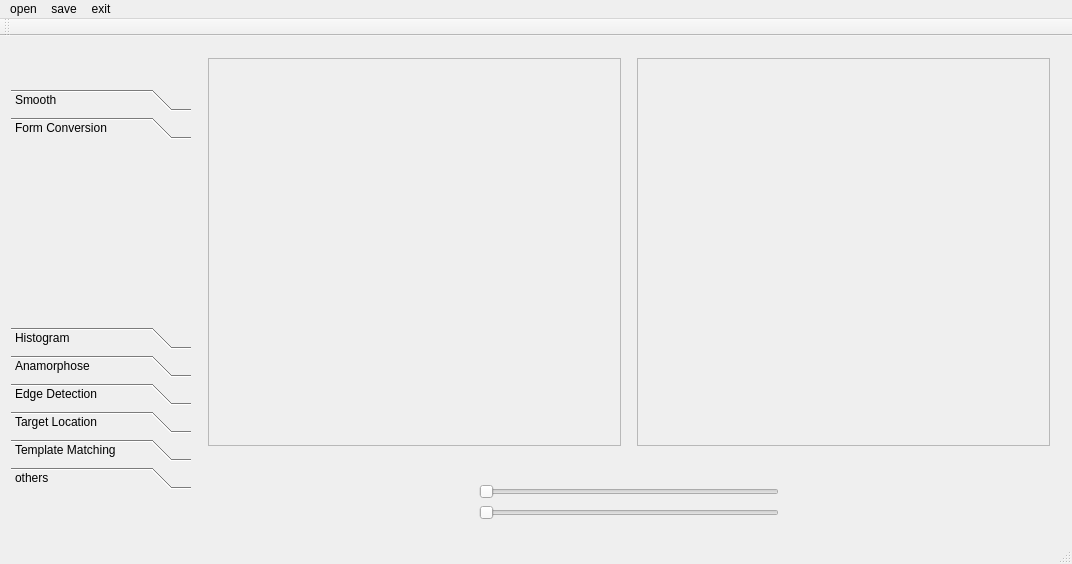
First picture: the form in hi_opencv2.0/hi_opencv20.ui, repository yangyang222244/hi_opencv2.0, before the edit.
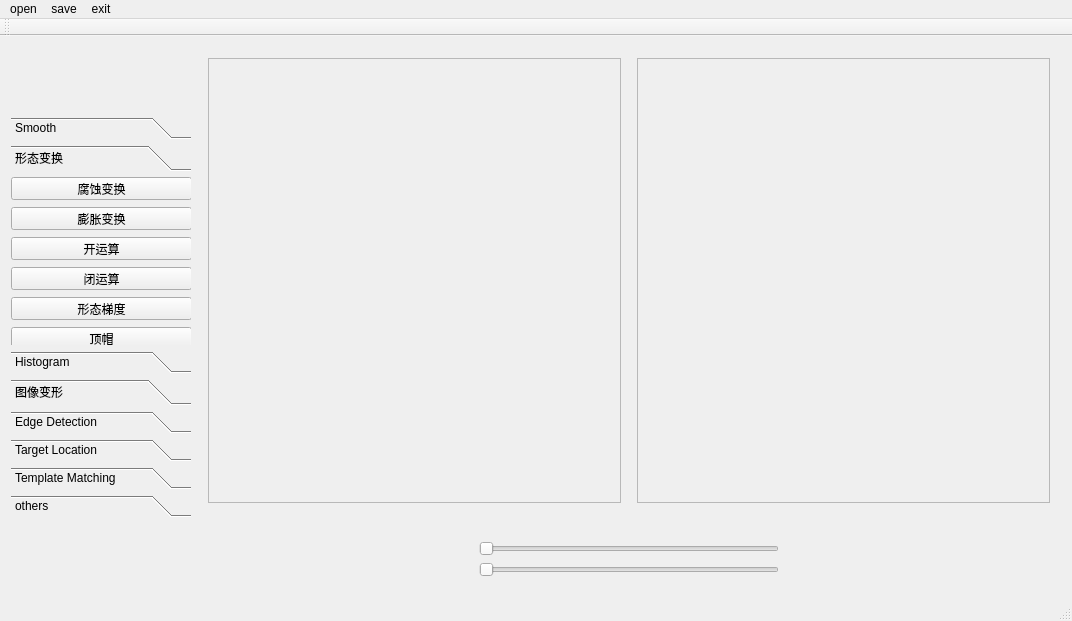
Second picture: the form after the edit. The open tabs and pages were chosen to show the change.

Patch:
```diff
--- a/hi_opencv2.0/hi_opencv20.ui
+++ b/hi_opencv2.0/hi_opencv20.ui
@@ -7,7 +7,7 @@
     <x>0</x>
     <y>0</y>
     <width>1072</width>
-    <height>564</height>
+    <height>621</height>
    </rect>
   </property>
   <property name="windowTitle">
@@ -101,8 +101,99 @@
         </rect>
        </property>
        <attribute name="label">
-        <string>Form Conversion</string>
+        <string>形态变换</string>
        </attribute>
+       <widget class="QPushButton" name="btnErode">
+        <property name="geometry">
+         <rect>
+          <x>0</x>
+          <y>0</y>
+          <width>181</width>
+          <height>23</height>
+         </rect>
+        </property>
+        <property name="text">
+         <string>腐蚀变换</string>
+        </property>
+       </widget>
+       <widget class="QPushButton" name="btnDilate">
+        <property name="geometry">
+         <rect>
+          <x>0</x>
+          <y>30</y>
+          <width>181</width>
+          <height>23</height>
+         </rect>
+        </property>
+        <property name="text">
+         <string>膨胀变换</string>
+        </property>
+       </widget>
+       <widget class="QPushButton" name="btnOpening">
+        <property name="geometry">
+         <rect>
+          <x>0</x>
+          <y>60</y>
+          <width>181</width>
+          <height>23</height>
+         </rect>
+        </property>
+        <property name="text">
+         <string>开运算</string>
+        </property>
+       </widget>
+       <widget class="QPushButton" name="btnClosing">
+        <property name="geometry">
+         <rect>
+          <x>0</x>
+          <y>90</y>
+          <width>181</width>
+          <height>23</height>
+         </rect>
+        </property>
+        <property name="text">
+         <string>闭运算</string>
+        </property>
+       </widget>
+       <widget class="QPushButton" name="btnMG">
+        <property name="geometry">
+         <rect>
+          <x>0</x>
+          <y>120</y>
+          <width>181</width>
+          <height>23</height>
+         </rect>
+        </property>
+        <property name="text">
+         <string>形态梯度</string>
+        </property>
+       </widget>
+       <widget class="QPushButton" name="btnTopHat">
+        <property name="geometry">
+         <rect>
+          <x>0</x>
+          <y>150</y>
+          <width>181</width>
+          <height>23</height>
+         </rect>
+        </property>
+        <property name="text">
+         <string>顶帽</string>
+        </property>
+       </widget>
+       <widget class="QPushButton" name="btnBlackHat">
+        <property name="geometry">
+         <rect>
+          <x>0</x>
+          <y>180</y>
+          <width>181</width>
+          <height>23</height>
+         </rect>
+        </property>
+        <property name="text">
+         <string>黑帽</string>
+        </property>
+       </widget>
       </widget>
       <widget class="QWidget" name="page_2">
        <property name="geometry">
@@ -127,7 +218,7 @@
         </rect>
        </property>
        <attribute name="label">
-        <string>Anamorphose</string>
+        <string>图像变形</string>
        </attribute>
       </widget>
       <widget class="QWidget" name="page_4">
@@ -209,7 +300,7 @@
               <x>0</x>
               <y>0</y>
               <width>411</width>
-              <height>383</height>
+              <height>440</height>
              </rect>
             </property>
            </widget>
@@ -245,7 +336,7 @@
               <x>0</x>
               <y>0</y>
               <width>411</width>
-              <height>383</height>
+              <height>440</height>
              </rect>
             </property>
            </widget>
```
Left out of the diff: 309 changed lines with no effect on the pictures.
